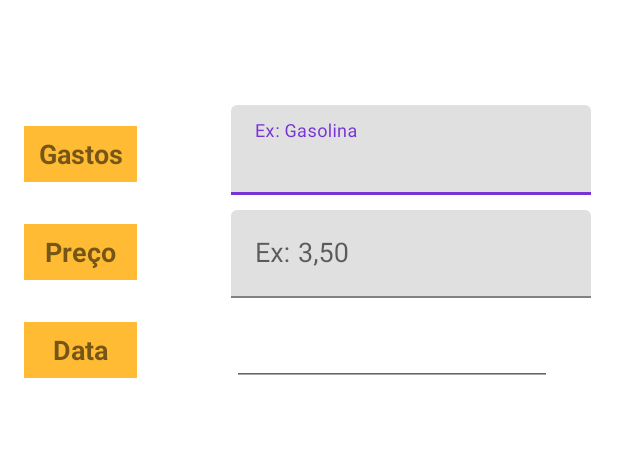
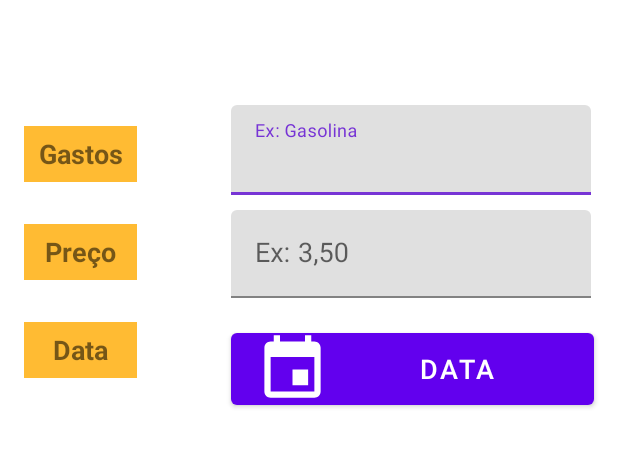
Before and after one commit to RodrigoDiasSoares/CarNote, an Android app: the AddGastosComOCarroActivity screen opened directly, with no data from a screen before it, on a phone screen of 412 x 824 dp, the part 127-595 px from its top. Run offline under Robolectric (Android 15) with nearby library versions, the phone set to English and light mode, and no system bars.

Commit message:
Colocando dataPicker e modificando layout AddGastosComOCarroActivity

```diff
--- a/app/src/main/java/br/com/CarNote/activity/DataBase/DbHelper.java
+++ b/app/src/main/java/br/com/CarNote/activity/DataBase/DbHelper.java
@@ -22,7 +22,7 @@ public class DbHelper extends SQLiteOpenHelper {
     public void onCreate(SQLiteDatabase sqLiteDatabase) {
         String sql = "create table if not exists "+TABELA_GASTOS
                 +" (id INTEGER PRIMARY KEY AUTOINCREMENT NOT NULL" +
-                " , titulo varchar not null, preco real not null, data TEXT);";
+                " , titulo varchar not null, preco real not null, data varchar not null);";
         try {
             sqLiteDatabase.execSQL(sql);
             Log.i("INFO DB", "Sucesso ao criar a tabela" );
--- a/app/src/main/java/br/com/CarNote/activity/activitys/AddGastosComOCarroActivity.java
+++ b/app/src/main/java/br/com/CarNote/activity/activitys/AddGastosComOCarroActivity.java
@@ -2,30 +2,37 @@ package br.com.CarNote.activity.activitys;
 
 import androidx.annotation.NonNull;
 import androidx.appcompat.app.AppCompatActivity;
+import androidx.fragment.app.DialogFragment;
 
+import android.app.DatePickerDialog;
 import android.os.Bundle;
 import android.view.Menu;
 import android.view.MenuItem;
 import android.view.View;
 import android.widget.Button;
-import android.widget.EditText;
+import android.widget.DatePicker;
 import android.widget.Toast;
 
 import com.google.android.material.textfield.TextInputEditText;
 import com.google.android.material.textfield.TextInputLayout;
 
+import java.text.DateFormat;
+import java.util.Calendar;
+
 import br.com.CarNote.R;
 import br.com.CarNote.activity.DataBase.GastosDAO;
+import br.com.CarNote.activity.framents.DatePickerFragment;
 import br.com.CarNote.activity.model.Gastos;
 
-public class AddGastosComOCarroActivity extends AppCompatActivity {
+public class AddGastosComOCarroActivity extends AppCompatActivity implements DatePickerDialog.OnDateSetListener{
     private TextInputEditText editTextGasto;
     private TextInputEditText editTextPreco;
     private TextInputLayout textInputLayoutGasto;
     private TextInputLayout textInputLayoutPreco;
-    private EditText editTextData;
+    private Button buttonData;
     private Button salvar;
     private Gastos editGasto;
+    private String data;
     @Override
     protected void onCreate(Bundle savedInstanceState) {
         super.onCreate(savedInstanceState);
@@ -34,14 +41,21 @@ public class AddGastosComOCarroActivity extends AppCompatActivity {
         editTextPreco = findViewById(R.id.textInputEditTextPreco);
         textInputLayoutGasto = findViewById(R.id.textInputLayoutGastos);
         textInputLayoutPreco = findViewById(R.id.textInputLayoutPreco);
-        editTextData = findViewById(R.id.editTextDate);
+        buttonData = findViewById(R.id.buttonDate);
         salvar = findViewById(R.id.buttonSalvarGasto);
         editGasto = (Gastos) getIntent().getSerializableExtra("gastoSelecionado");
+        buttonData.setOnClickListener(new View.OnClickListener() {
+            @Override
+            public void onClick(View view) {
+                DialogFragment datePicker = new DatePickerFragment();
+                datePicker.show(getSupportFragmentManager(),"date picker");
+            }
+        });
 
         if(editGasto != null){
             editTextGasto.setText(editGasto.getTitulo());
             editTextPreco.setText(String.valueOf(editGasto.getPreco()));
-            editTextData.setText(editGasto.getData());
+            buttonData.setText(editGasto.getData());
         }
         salvar.setOnClickListener(new View.OnClickListener() {
             @Override
@@ -51,13 +65,13 @@ public class AddGastosComOCarroActivity extends AppCompatActivity {
                     String tituloGasto = editTextGasto.getText().toString();
                     double preco = Double.parseDouble(editTextPreco.getText().toString());
                     Double p = preco;
-                    String detalhes = editTextData.getText().toString();
+
                     if(!tituloGasto.isEmpty() && p != null){
                         Gastos gastos = new Gastos();
                         gastos.setTitulo(tituloGasto);
                         gastos.setId(editGasto.getId());
                         gastos.setPreco(preco);
-                        gastos.setData(detalhes);
+                        gastos.setData(data);
                         if(gastosDAO.atualizar(gastos)){
                             finish();
                             Toast.makeText(getApplicationContext(),
@@ -72,13 +86,13 @@ public class AddGastosComOCarroActivity extends AppCompatActivity {
                 }else {
                     String tituloGasto = editTextGasto.getText().toString();
                     Double p = Double.parseDouble(editTextPreco.getText().toString());
-                    String detalhes = editTextData.getText().toString();
+
 
                     if(!tituloGasto.isEmpty() && p != null){
                         Gastos gastos = new Gastos();
                         gastos.setTitulo(tituloGasto);
                         gastos.setPreco(p);
-                        gastos.setData(detalhes);
+                        gastos.setData(data);
                         if (gastosDAO.salvar(gastos)){
                             finish();
                             Toast.makeText(getApplicationContext(),
@@ -111,13 +125,13 @@ public class AddGastosComOCarroActivity extends AppCompatActivity {
                     String tituloGasto = editTextGasto.getText().toString();
                     double preco = Double.parseDouble(editTextPreco.getText().toString());
                     Double p = preco;
-                    String detalhes = editTextData.getText().toString();
+
                     if(!tituloGasto.isEmpty() && p != null){
                         Gastos gastos = new Gastos();
                         gastos.setTitulo(tituloGasto);
                         gastos.setId(editGasto.getId());
                         gastos.setPreco(preco);
-                        gastos.setData(detalhes);
+                        gastos.setData(data);
                         if(gastosDAO.atualizar(gastos)){
                             finish();
                             Toast.makeText(getApplicationContext(),
@@ -132,13 +146,13 @@ public class AddGastosComOCarroActivity extends AppCompatActivity {
                 }else {
                     String tituloGasto = editTextGasto.getText().toString();
                     Double p = Double.parseDouble(editTextPreco.getText().toString());
-                    String detalhes = editTextData.getText().toString();
+
 
                     if(!tituloGasto.isEmpty() && p != null){
                         Gastos gastos = new Gastos();
                         gastos.setTitulo(tituloGasto);
                         gastos.setPreco(p);
-                        gastos.setData(detalhes);
+                        gastos.setData(data);
                         if (gastosDAO.salvar(gastos)){
                             finish();
                             Toast.makeText(getApplicationContext(),
@@ -156,5 +170,16 @@ public class AddGastosComOCarroActivity extends AppCompatActivity {
         }
         return super.onOptionsItemSelected(item);
     }
+    @Override
+    public void onDateSet(DatePicker datePicker, int i, int i1, int i2) {
+        Calendar c = Calendar.getInstance();
+        c.set(Calendar.YEAR, i);
+        c.set(Calendar.MONTH, i1);
+        c.set(Calendar.DAY_OF_MONTH, i2);
+        data = DateFormat.getDateInstance(DateFormat.DEFAULT).format(c.getTime());
+        buttonData.setText(data);
+
+
+    }
 
 }
--- a/app/src/main/java/br/com/CarNote/activity/activitys/GastoComOCarroActivity.java
+++ b/app/src/main/java/br/com/CarNote/activity/activitys/GastoComOCarroActivity.java
@@ -2,6 +2,7 @@ package br.com.CarNote.activity.activitys;
 
 import android.content.DialogInterface;
 import android.content.Intent;
+import android.database.sqlite.SQLiteDatabase;
 import android.os.Bundle;
 
 import com.google.android.material.floatingactionbutton.FloatingActionButton;
@@ -37,7 +38,6 @@ public class GastoComOCarroActivity extends AppCompatActivity {
         super.onCreate(savedInstanceState);
         setContentView(R.layout.activity_gasto_com_o_carro);
         recyclerView = findViewById(R.id.recyclerView);
-        DbHelper db = new DbHelper(getApplicationContext());
         recyclerView.addOnItemTouchListener(
                 new RecyclerItemClickListener(
                         getApplicationContext(),
@@ -60,8 +60,8 @@ public class GastoComOCarroActivity extends AppCompatActivity {
                                 dialog.setPositiveButton("Sim", new DialogInterface.OnClickListener() {
                                     @Override
                                     public void onClick(DialogInterface dialogInterface, int i) {
-                                        GastosDAO toDoDAO = new GastosDAO(getApplicationContext());
-                                        if(toDoDAO.deletar(gastoSelecionado)){
+                                        GastosDAO gastosDAO = new GastosDAO(getApplicationContext());
+                                        if(gastosDAO.deletar(gastoSelecionado)){
 
                                             carregarLista();
                                             Toast.makeText(getApplicationContext(),
--- /dev/null
+++ b/app/src/main/res/drawable/ic_calendar.xml
@@ -0,0 +1,5 @@
+<vector android:height="50dp" android:tint="#FFFFFF"
+    android:viewportHeight="24" android:viewportWidth="24"
+    android:width="50dp" xmlns:android="http://schemas.android.com/apk/res/android">
+    <path android:fillColor="@android:color/white" android:pathData="M17,12h-5v5h5v-5zM16,1v2L8,3L8,1L6,1v2L5,3c-1.11,0 -1.99,0.9 -1.99,2L3,19c0,1.1 0.89,2 2,2h14c1.1,0 2,-0.9 2,-2L21,5c0,-1.1 -0.9,-2 -2,-2h-1L18,1h-2zM19,19L5,19L5,8h14v11z"/>
+</vector>
--- a/app/src/main/res/layout/activity_add_gastos_com_o_carro.xml
+++ b/app/src/main/res/layout/activity_add_gastos_com_o_carro.xml
@@ -138,15 +138,18 @@
         android:orientation="horizontal"
         app:layout_constraintGuide_begin="85dp" />
 
-    <EditText
-        android:id="@+id/editTextDate"
-        android:layout_width="wrap_content"
-        android:layout_height="wrap_content"
-        android:layout_marginTop="12dp"
-        android:layout_marginEnd="44dp"
-        android:layout_marginRight="44dp"
-        android:ems="10"
-        android:inputType="date"
+    <Button
+        android:id="@+id/buttonDate"
+        android:layout_width="242dp"
+        android:layout_height="60dp"
+        android:layout_marginTop="16dp"
+        android:layout_marginEnd="16dp"
+        android:layout_marginRight="16dp"
+        android:gravity="center|center_horizontal"
+        android:text="Data"
+        android:textSize="18sp"
+        app:backgroundTint="@color/design_default_color_primary"
+        app:icon="@drawable/ic_calendar"
         app:layout_constraintEnd_toEndOf="parent"
         app:layout_constraintTop_toBottomOf="@+id/textInputLayoutPreco" />
 
```
Also changed, not shown: app/src/main/java/br/com/CarNote/activity/DataBase/GastosDAO.java (+5 -3 lines), app/src/main/java/br/com/CarNote/activity/adapter/AdapterGastos.java (+5 -5 lines), app/src/main/java/br/com/CarNote/activity/framents/DatePickerFragment.java (added, +25 -0 lines).
